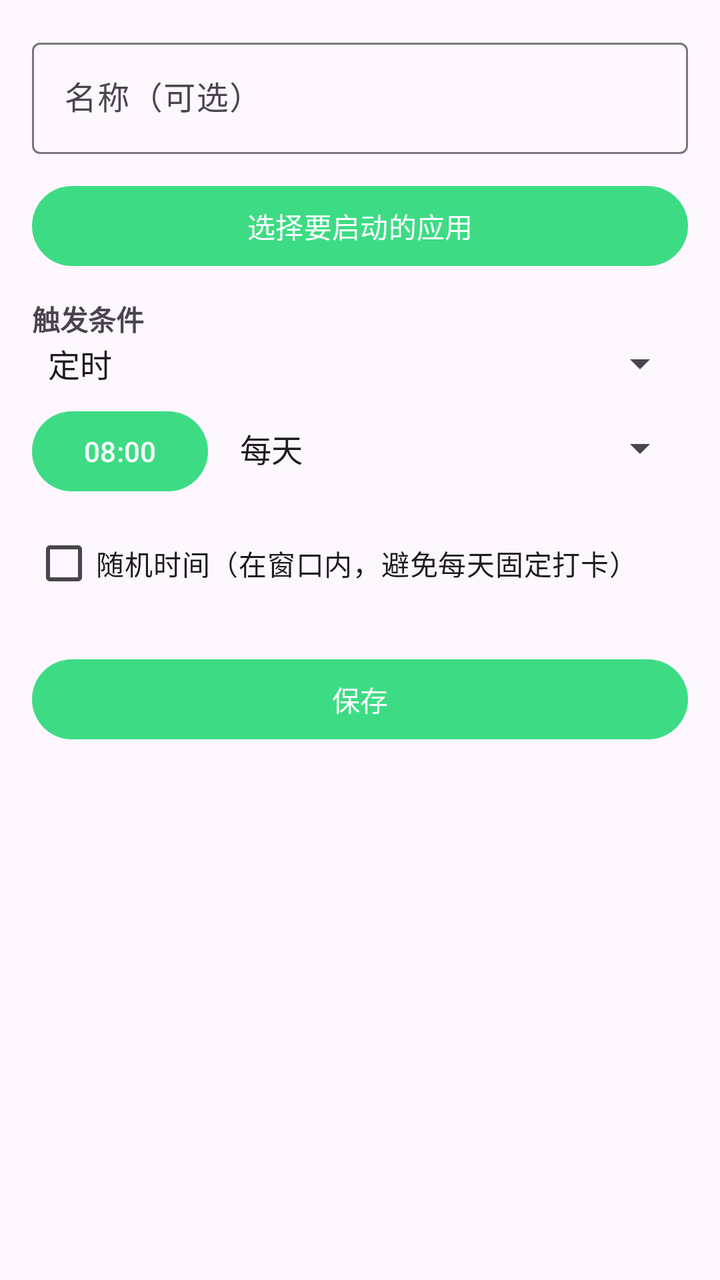
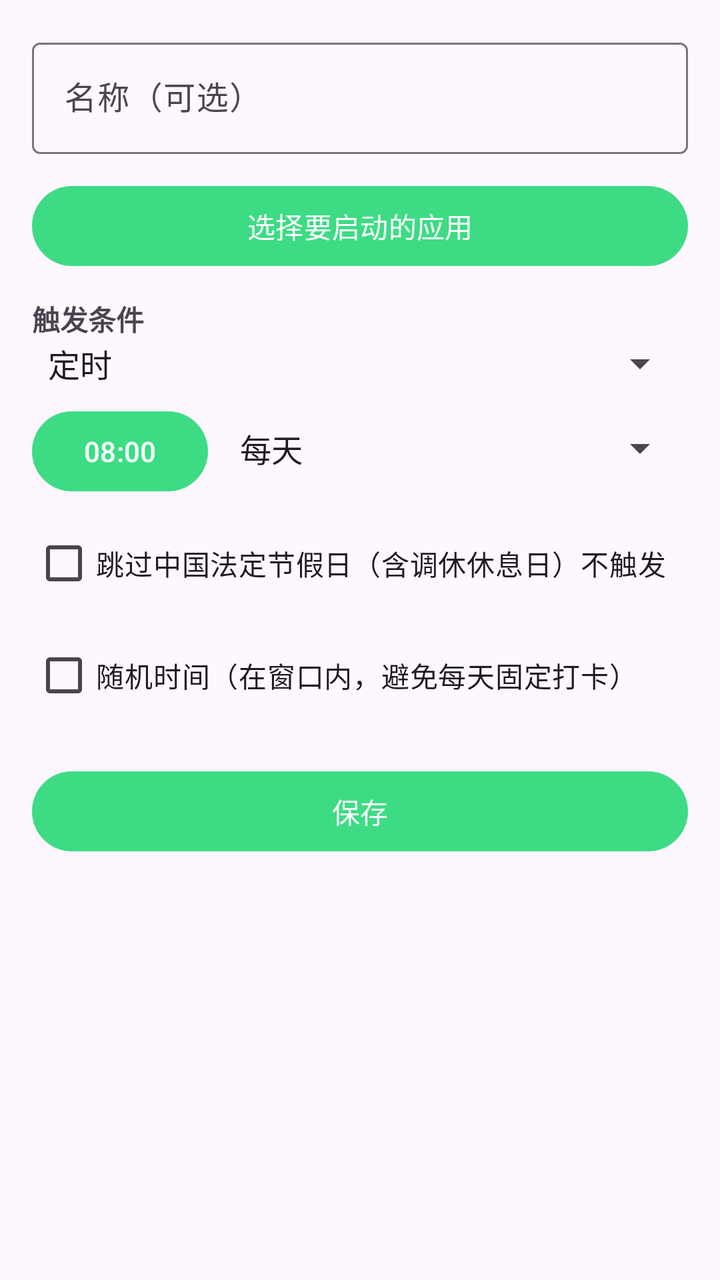

Compare the two renders of this Android layout. The source of the first and the diff that turns it into the second are given below.
<!-- AndroidManifest.xml: application theme Theme.QuickLaunch -->
<!-- res/layout/activity_create.xml -->
<?xml version="1.0" encoding="utf-8"?>
<ScrollView xmlns:android="http://schemas.android.com/apk/res/android"
    xmlns:app="http://schemas.android.com/apk/res-auto"
    android:layout_width="match_parent"
    android:layout_height="match_parent">

    <LinearLayout
        android:layout_width="match_parent"
        android:layout_height="wrap_content"
        android:orientation="vertical"
        android:padding="16dp">

        <com.google.android.material.textfield.TextInputLayout
            android:layout_width="match_parent"
            android:layout_height="wrap_content"
            android:hint="名称（可选）">

            <com.google.android.material.textfield.TextInputEditText
                android:id="@+id/etName"
                android:layout_width="match_parent"
                android:layout_height="wrap_content"
                android:inputType="text" />
        </com.google.android.material.textfield.TextInputLayout>

        <Button
            android:id="@+id/btnPickApp"
            android:layout_width="match_parent"
            android:layout_height="wrap_content"
            android:layout_marginTop="12dp"
            android:text="选择要启动的应用" />

        <TextView
            android:layout_width="match_parent"
            android:layout_height="wrap_content"
            android:layout_marginTop="12dp"
            android:text="触发条件"
            android:textStyle="bold" />

        <Spinner
            android:id="@+id/spinnerTrigger"
            android:layout_width="match_parent"
            android:layout_height="wrap_content"
            android:entries="@array/trigger_types" />

        <LinearLayout
            android:id="@+id/layoutTime"
            android:layout_width="match_parent"
            android:layout_height="wrap_content"
            android:layout_marginTop="8dp"
            android:orientation="horizontal">

            <Button
                android:id="@+id/btnTime"
                android:layout_width="wrap_content"
                android:layout_height="wrap_content"
                android:text="08:00" />

            <Spinner
                android:id="@+id/spinnerRepeat"
                android:layout_width="0dp"
                android:layout_height="wrap_content"
                android:layout_marginStart="8dp"
                android:layout_weight="1"
                android:entries="@array/repeat_modes" />
        </LinearLayout>

        <CheckBox
            android:id="@+id/cbRandom"
            android:layout_width="match_parent"
            android:layout_height="wrap_content"
            android:layout_marginTop="8dp"
            android:text="随机时间（在窗口内，避免每天固定打卡）" />

        <LinearLayout
            android:id="@+id/layoutRandom"
            android:layout_width="match_parent"
            android:layout_height="wrap_content"
            android:layout_marginTop="8dp"
            android:orientation="horizontal"
            android:visibility="gone">

            <Button
                android:id="@+id/btnWinStart"
                android:layout_width="0dp"
                android:layout_height="wrap_content"
                android:layout_weight="1"
                android:text="08:30" />

            <TextView
                android:layout_width="wrap_content"
                android:layout_height="wrap_content"
                android:layout_gravity="center_vertical"
                android:text=" 至 " />

            <Button
                android:id="@+id/btnWinEnd"
                android:layout_width="0dp"
                android:layout_height="wrap_content"
                android:layout_weight="1"
                android:text="08:50" />
        </LinearLayout>

        <com.google.android.material.textfield.TextInputLayout
            android:id="@+id/layoutBt"
            android:layout_width="match_parent"
            android:layout_height="wrap_content"
            android:layout_marginTop="8dp"
            android:hint="蓝牙设备名（可选，留空表示任意设备）"
            android:visibility="gone">

            <com.google.android.material.textfield.TextInputEditText
                android:id="@+id/etBtName"
                android:layout_width="match_parent"
                android:layout_height="wrap_content"
                android:inputType="text" />
        </com.google.android.material.textfield.TextInputLayout>

        <Button
            android:id="@+id/btnSave"
            android:layout_width="match_parent"
            android:layout_height="wrap_content"
            android:layout_marginTop="20dp"
            android:text="保存" />
    </LinearLayout>

</ScrollView>
<!-- resources referenced by this layout -->
<resources>
  <string-array name="repeat_modes">
          <item>每天</item>
          <item>工作日</item>
          <item>周末</item>
          <item>一次性</item>
      </string-array>
  <string-array name="trigger_types">
          <item>定时</item>
          <item>充电时</item>
          <item>连接WiFi</item>
          <item>连接蓝牙</item>
      </string-array>
  <style name="Theme.QuickLaunch" parent="Theme.Material3.DayNight.NoActionBar">
          <item name="colorPrimary">@color/green</item>
          <item name="colorPrimaryDark">@color/green_dark</item>
          <item name="colorAccent">@color/green</item>
      </style>
  <color name="green">#3DDC84</color>
  <color name="green_dark">#2BB673</color>
</resources>

<!-- the commit's change to res/layout/activity_create.xml (unified diff, before → after) -->
@@ -64,6 +64,105 @@
                 android:entries="@array/repeat_modes" />
         </LinearLayout>
 
+        <LinearLayout
+            android:id="@+id/layoutCustomDays"
+            android:layout_width="match_parent"
+            android:layout_height="wrap_content"
+            android:layout_marginTop="8dp"
+            android:orientation="vertical"
+            android:visibility="gone">
+
+            <TextView
+                android:layout_width="match_parent"
+                android:layout_height="wrap_content"
+                android:text="选择星期（可多选）"
+                android:textStyle="bold" />
+
+            <LinearLayout
+                android:layout_width="match_parent"
+                android:layout_height="wrap_content"
+                android:layout_marginTop="6dp"
+                android:orientation="horizontal">
+
+                <ToggleButton
+                    android:id="@+id/tbDay0"
+                    android:layout_width="0dp"
+                    android:layout_height="wrap_content"
+                    android:layout_weight="1"
+                    android:minWidth="0dp"
+                    android:textSize="13sp"
+                    android:textOff="日"
+                    android:textOn="日" />
+
+                <ToggleButton
+                    android:id="@+id/tbDay1"
+                    android:layout_width="0dp"
+                    android:layout_height="wrap_content"
+                    android:layout_weight="1"
+                    android:minWidth="0dp"
+                    android:textSize="13sp"
+                    android:textOff="一"
+                    android:textOn="一" />
+
+                <ToggleButton
+                    android:id="@+id/tbDay2"
+                    android:layout_width="0dp"
+                    android:layout_height="wrap_content"
+                    android:layout_weight="1"
+                    android:minWidth="0dp"
+                    android:textSize="13sp"
+                    android:textOff="二"
+                    android:textOn="二" />
+
+                <ToggleButton
+                    android:id="@+id/tbDay3"
+                    android:layout_width="0dp"
+                    android:layout_height="wrap_content"
+                    android:layout_weight="1"
+                    android:minWidth="0dp"
+                    android:textSize="13sp"
+                    android:textOff="三"
+                    android:textOn="三" />
+
+                <ToggleButton
+                    android:id="@+id/tbDay4"
+                    android:layout_width="0dp"
+                    android:layout_height="wrap_content"
+                    android:layout_weight="1"
+                    android:minWidth="0dp"
+                    android:textSize="13sp"
+                    android:textOff="四"
+                    android:textOn="四" />
+
+                <ToggleButton
+                    android:id="@+id/tbDay5"
+                    android:layout_width="0dp"
+                    android:layout_height="wrap_content"
+                    android:layout_weight="1"
+                    android:minWidth="0dp"
+                    android:textSize="13sp"
+                    android:textOff="五"
+                    android:textOn="五" />
+
+                <ToggleButton
+                    android:id="@+id/tbDay6"
+                    android:layout_width="0dp"
+                    android:layout_height="wrap_content"
+                    android:layout_weight="1"
+                    android:minWidth="0dp"
+                    android:textSize="13sp"
+                    android:textOff="六"
+                    android:textOn="六" />
+            </LinearLayout>
+        </LinearLayout>
+
+        <CheckBox
+            android:id="@+id/cbSkipHolidays"
+            android:layout_width="match_parent"
+            android:layout_height="wrap_content"
+            android:layout_marginTop="8dp"
+            android:text="跳过中国法定节假日（含调休休息日）不触发" />
+
         <CheckBox
             android:id="@+id/cbRandom"
             android:layout_width="match_parent"
<!-- resource entries referenced after the edit -->
@@ -5,6 +5,7 @@
           <item>工作日</item>
           <item>周末</item>
           <item>一次性</item>
+          <item>自定义</item>
       </string-array>
   <string-array name="trigger_types">
           <item>定时</item>
